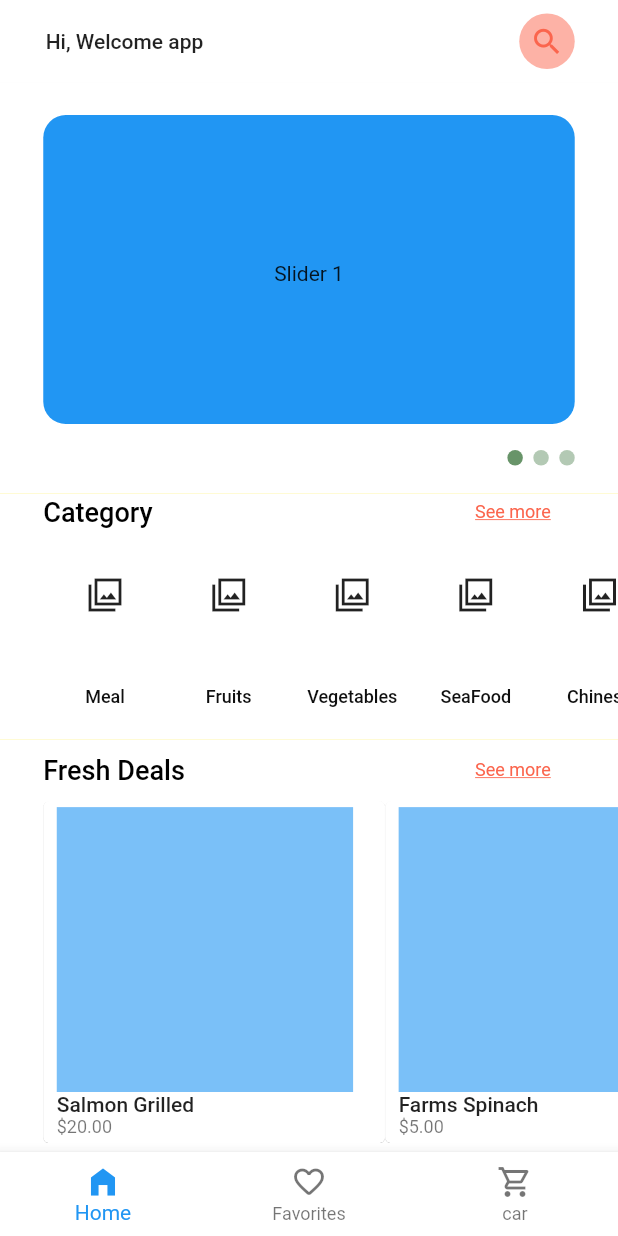
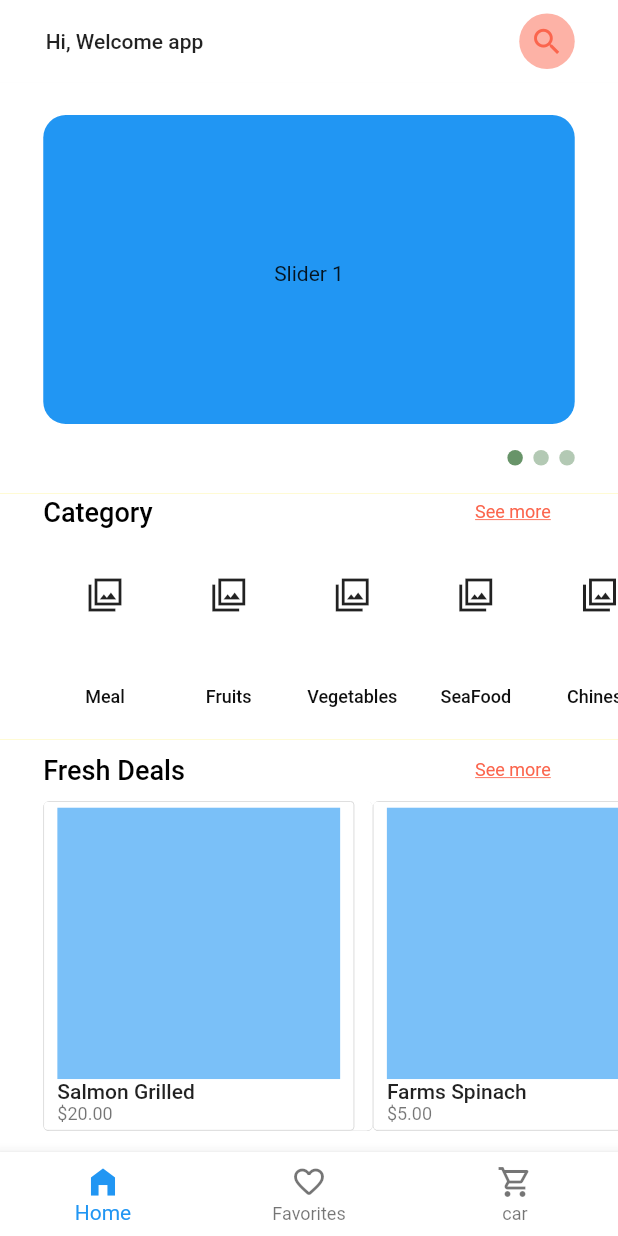
Before and after one commit to DalexisValencia/simple_animation, a Flutter app: the screen it shows after launch, on a phone screen of 412 x 824 dp. Run offline on Flutter 3.47's test engine with Material 2 defaults, Android fonts, the phone set to English and light mode, and no system bars; drawn by our look-alikes of carousel_slider.

Commit message:
Agregando border

```diff
--- a/lib/screens/home/menu/menu.dart
+++ b/lib/screens/home/menu/menu.dart
@@ -27,13 +27,18 @@ class Menu extends StatelessWidget {
               margin: EdgeInsets.only(
                 left: MediaQuery.of(context).size.width * horizontalPadding,
               ),
+              padding: EdgeInsets.only(
+                bottom: MediaQuery.of(context).size.height * 0.01,
+              ),
               child: ListView(
                 scrollDirection: Axis.horizontal,
                 children: freshDeals.asMap().entries.map((e) {
                   // return MenuCard(
                   //   deal: freshDeals[e.key],
                   // );
-                  return OpenContainerMenuCard(deal: e.value);
+                  return OpenContainerMenuCard(
+                    deal: e.value,
+                  );
                 }).toList(),
               ),
             ),
--- a/lib/screens/home/menu/menu_card.dart
+++ b/lib/screens/home/menu/menu_card.dart
@@ -1,5 +1,6 @@
 import 'package:flutter/cupertino.dart';
 import 'package:flutter/material.dart';
+import 'package:flutter_application_1/contansts/constants.dart';
 import 'package:flutter_application_1/models/deals.dart';
 import 'package:animations/animations.dart';
 import 'package:flutter_application_1/screens/details/details.dart';
@@ -47,13 +48,22 @@ class MenuCard extends StatelessWidget {
         margin: EdgeInsets.only(
           right: MediaQuery.of(context).size.width * 0.03,
         ),
+        decoration: BoxDecoration(
+          border: Border.all(
+            color: fifthColor,
+            width: 0.4,
+          ),
+          borderRadius: BorderRadius.circular(2.5),
+        ),
         child: MaterialButton(
-          // color: Colors.amber,
           padding: EdgeInsets.fromLTRB(5, 0, 5, 0),
           splashColor: Colors.red,
           onPressed: openContainer,
           child: SizedBox.expand(
             child: Card(
+              shape: RoundedRectangleBorder(
+                borderRadius: BorderRadius.circular(3),
+              ),
               elevation: 0,
               color: Colors.transparent,
               child: Container(
```
